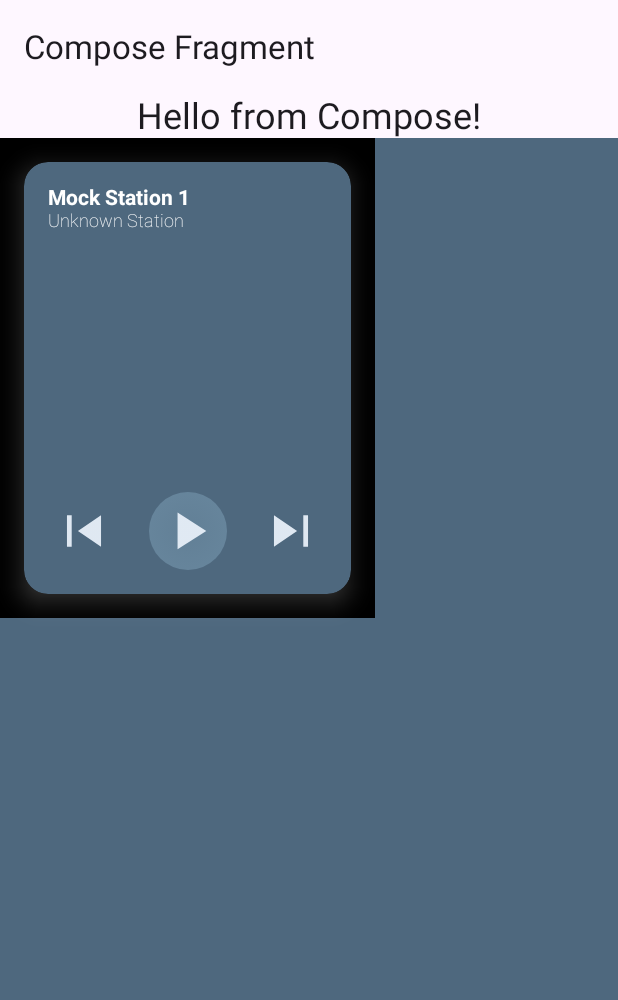
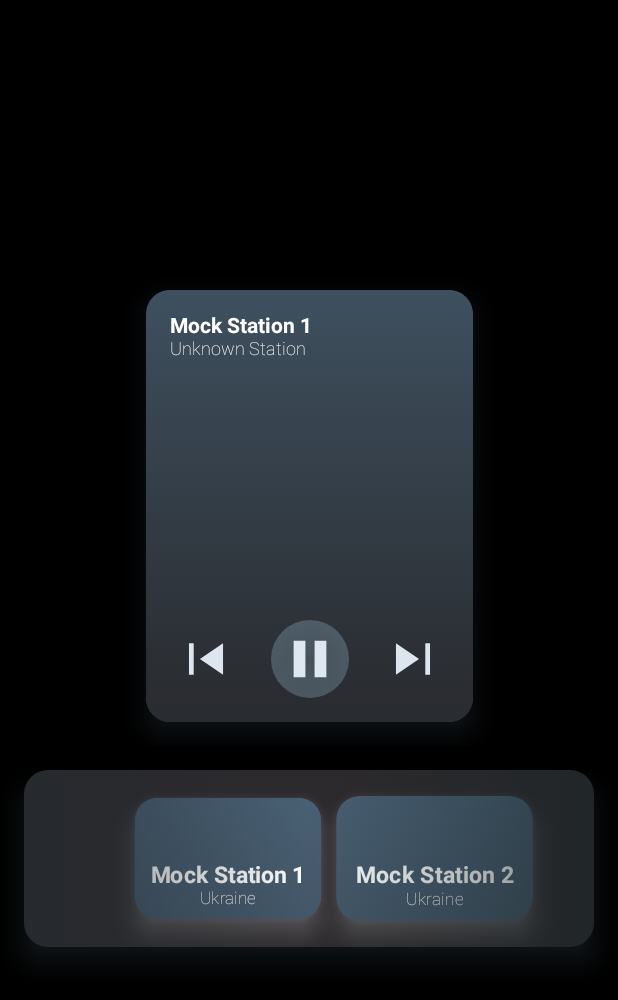
Before and after one commit to maestrovsmaster/RadioCar, an Android app built with Jetpack Compose: the @Preview function RadioScreenPreview, on a phone screen of 412 x 824 dp. Shown: the top 1000 px of the screen. Run offline under Robolectric (Android 15) with nearby library versions, the phone set to English and light mode, and no system bars; our stand-ins replace Dagger/Hilt's generated code; pictures from the network do not load.

Commit message:
gallery [wip]

```diff
--- a/app/src/main/java/com/maestrovs/radiocar/ui/app/radio_fragment/radio_screen/RadioScreen.kt
+++ b/app/src/main/java/com/maestrovs/radiocar/ui/app/radio_fragment/radio_screen/RadioScreen.kt
@@ -16,6 +16,7 @@ import androidx.compose.runtime.Composable
 import androidx.compose.runtime.getValue
 import androidx.compose.ui.Alignment
 import androidx.compose.ui.Modifier
+import androidx.compose.ui.graphics.Color
 import androidx.compose.ui.tooling.preview.Preview
 import androidx.compose.ui.unit.sp
 import androidx.lifecycle.compose.collectAsStateWithLifecycle
@@ -24,6 +25,7 @@ import com.maestrovs.radiocar.manager.PlayerStateManager
 import com.maestrovs.radiocar.ui.app.radio_fragment.radio_screen.widget.MediumPlayerWidget
 
 import com.maestrovs.radiocar.ui.app.radio_fragment.radio_screen.widget.MiniPlayerWidget
+import com.maestrovs.radiocar.ui.app.radio_fragment.radio_screen.widget.gallery.widgets.StationsListWidget
 import com.maestrovs.radiocar.ui.app.radio_fragment.ui_radio_view_model.RadioViewModel
 import com.maestrovs.radiocar.ui.app.radio_fragment.visualizer.AudioVisualizerScreen
 import com.maestrovs.radiocar.ui.app.ui.theme.primary
@@ -42,7 +44,8 @@ fun RadioScreen(
 
 
     Scaffold(
-        topBar = { TopAppBar(title = { Text("Compose Fragment") }) }
+        containerColor = Color.Black,
+     //   topBar = { TopAppBar(title = { Text("Compose Fragment") }) }
     ) { padding ->
         Column(
             modifier = Modifier
@@ -51,20 +54,21 @@ fun RadioScreen(
             horizontalAlignment = Alignment.CenterHorizontally,
             verticalArrangement = Arrangement.Center
         ) {
-            Text(text = "Hello from Compose!", fontSize = 24.sp)
 
-            if(playerState.audioSessionId != null){
-                Log.d("RadioScreen","AudioSessionId = ${playerState.audioSessionId}")
-             //   AudioVisualizerScreen(audioSessionId = playerState.audioSessionId!!)
-            }
+            // Плеєр внизу
+            MediumPlayerWidget(viewModel = viewModel)
 
-            Box(modifier = Modifier.fillMaxSize().background(color = primary)) {
+            StationsListWidget(RadioViewModel(
+                FakeStationRepository()
+            ))
+
                 // Основний UI
               //  AudioVisualizerScreen(audioSessionId: Int)
 
-                // Плеєр внизу
-                MediumPlayerWidget(viewModel = viewModel)
-            }
+
+
+
+
         }
     }
 }
--- a/app/src/main/java/com/maestrovs/radiocar/ui/app/radio_fragment/radio_screen/widget/MediumPlayerWidget.kt
+++ b/app/src/main/java/com/maestrovs/radiocar/ui/app/radio_fragment/radio_screen/widget/MediumPlayerWidget.kt
@@ -36,6 +36,8 @@ import com.maestrovs.radiocar.R
 import com.maestrovs.radiocar.data.repository.mock.FakeStationRepository
 import com.maestrovs.radiocar.manager.PlayerStateManager
 import com.maestrovs.radiocar.ui.app.radio_fragment.radio_screen.RadioScreen
+import com.maestrovs.radiocar.ui.app.radio_fragment.radio_screen.widget.widgets.BackgroundCover
+import com.maestrovs.radiocar.ui.app.radio_fragment.radio_screen.widget.widgets.ControlBackground
 import com.maestrovs.radiocar.ui.app.radio_fragment.ui_radio_view_model.RadioViewModel
 import com.maestrovs.radiocar.ui.app.radio_fragment.visualizer.AudioVisualizerScreen
 import com.maestrovs.radiocar.ui.app.radio_fragment.widgets.DynamicShadowCard
@@ -56,7 +58,7 @@ fun MediumPlayerWidget(
     // if (playerState.currentStation == null) return // Не показуємо, якщо станції нема
 
 
-    Log.d("MiniPlayerWidget","MiniPlayerWidget stationGroup = ${playerState.currentGroup}")
+    Log.d("MiniPlayerWidget", "MiniPlayerWidget stationGroup = ${playerState.currentGroup}")
 
     Box(
         modifier = Modifier
@@ -67,16 +69,32 @@ fun MediumPlayerWidget(
         //contentAlignment = Alignment.Center
     ) {
 
-        DynamicShadowCard(modifier = Modifier
+        DynamicShadowCard(
+            modifier = Modifier
                 // .padding(16.dp)
-            .fillMaxSize(), contentColor = Color.White, backgroundColor = primary ) {
+                .fillMaxSize(), contentColor = primary, backgroundColor = primary
+        ) {
+
+             playerState.currentGroup?.favicon?.let{ imgUrl ->
+            Box(
+                modifier = Modifier
+                    .fillMaxSize()
+                    //.background(Color.Green)
+                    //.padding(bottom = 40.dp, top = 0.dp, )
+            ) {
+                 BackgroundCover(imageUrl = imgUrl)
+            }
 
 
+             }
 
+            ControlBackground()
 
             // Назва станції (внизу від кнопок)
             Column(
-                modifier = Modifier.align(Alignment.TopStart),
+                modifier = Modifier
+                    .align(Alignment.TopStart)
+                    .padding(16.dp),
                 horizontalAlignment = Alignment.Start
             ) {
                 Text(
@@ -93,17 +111,23 @@ fun MediumPlayerWidget(
                 )
             }
 
-            if(playerState.audioSessionId != null){
-                Box(modifier = Modifier.align(Alignment.BottomCenter).padding(bottom = 66.dp)
+            if (playerState.audioSessionId != null) {
+                Box(
+                    modifier = Modifier
+                        .align(Alignment.BottomCenter)
+                        .padding(bottom = 50.dp)
+                        .padding(16.dp)
                 ) {
                     AudioVisualizerScreen(audioSessionId = playerState.audioSessionId!!)
                 }
             }
 
 
-            Box(modifier = Modifier.align(Alignment.BottomCenter)
-            ) {
+
             PlayControlWidget(
+                modifier = Modifier
+                    .align(Alignment.BottomCenter)
+                    .padding(16.dp),
                 isPlaying = playerState.isPlaying,
                 isLoading = playerState.isBuffering,
                 onPrevClick = {
@@ -117,9 +141,8 @@ fun MediumPlayerWidget(
                 onNextClick = {
                     viewModel.next()
                 })
+
         }
-        }
-
 
 
     }
@@ -127,7 +150,7 @@ fun MediumPlayerWidget(
 
 @Composable
 @Preview
-fun MediumPlayerWidgetPreview(){
+fun MediumPlayerWidgetPreview() {
 
     MediumPlayerWidget(
         RadioViewModel(
--- /dev/null
+++ b/app/src/main/java/com/maestrovs/radiocar/ui/app/radio_fragment/radio_screen/widget/gallery/widgets/CenteredCarousel.kt
@@ -0,0 +1,149 @@
+package com.maestrovs.radiocar.ui.app.radio_fragment.radio_screen.widget.gallery.widgets
+
+import androidx.compose.foundation.clickable
+import androidx.compose.foundation.layout.Arrangement
+import androidx.compose.foundation.layout.Box
+import androidx.compose.foundation.layout.PaddingValues
+import androidx.compose.foundation.layout.fillMaxSize
+import androidx.compose.foundation.layout.fillMaxWidth
+import androidx.compose.foundation.layout.height
+import androidx.compose.foundation.layout.padding
+import androidx.compose.foundation.layout.width
+import androidx.compose.foundation.lazy.LazyRow
+import androidx.compose.foundation.lazy.itemsIndexed
+import androidx.compose.foundation.lazy.rememberLazyListState
+import androidx.compose.runtime.Composable
+import androidx.compose.runtime.LaunchedEffect
+import androidx.compose.runtime.rememberCoroutineScope
+import androidx.compose.runtime.snapshotFlow
+import androidx.compose.ui.Alignment
+import androidx.compose.ui.Modifier
+import androidx.compose.ui.graphics.graphicsLayer
+import androidx.compose.ui.hapticfeedback.HapticFeedbackType
+import androidx.compose.ui.platform.LocalHapticFeedback
+import androidx.compose.ui.tooling.preview.Preview
+import androidx.compose.ui.unit.Dp
+import androidx.compose.ui.unit.dp
+import com.maestrovs.radiocar.data.entities.radio.StationGroup
+import com.maestrovs.radiocar.data.entities.radio.StationStream
+import kotlinx.coroutines.flow.distinctUntilChanged
+import kotlinx.coroutines.launch
+
+/**
+ * Created by maestromaster$ on 13/02/2025$.
+ */
+
+@Composable
+fun CenteredCarousel(
+    items: List<StationGroup>, // (imageUrl, title)
+    modifier: Modifier = Modifier,
+    itemHeight: Dp = 120.dp,
+    itemWidth: Dp = 140.dp,
+    onItemClick: (StationGroup) -> Unit
+) {
+    val listState = rememberLazyListState()
+    val coroutineScope = rememberCoroutineScope()
+    val haptic = LocalHapticFeedback.current // Вібрація
+
+    Box(modifier = modifier
+        .height(itemHeight * 1.5f)
+        .padding(top = 16.dp, bottom = 16.dp)) {
+        LazyRow(
+            state = listState,
+            contentPadding = PaddingValues(horizontal = (itemWidth / 2)),
+            horizontalArrangement = Arrangement.spacedBy(4.dp),
+            verticalAlignment = Alignment.CenterVertically,
+            modifier = Modifier.fillMaxSize()
+        ) {
+            itemsIndexed(items) { index, item ->
+                val layoutInfo = listState.layoutInfo
+                val viewportCenter = layoutInfo.viewportEndOffset / 2
+                val itemInfo = layoutInfo.visibleItemsInfo.firstOrNull { it.index == index }
+
+                // Відстань елемента від центру
+                val distanceFromCenter = itemInfo?.let {
+                    ((it.offset + it.size / 2) - viewportCenter).toFloat()
+                } ?: 0f
+
+                // Масштабування з меншим зменшенням (мінімум 0.8)
+                val scaleFactor =
+                    1f - (kotlin.math.abs(distanceFromCenter * 0.1f) / viewportCenter).coerceIn(
+                        0f,
+                        0.3f
+                    )
+
+                Box(
+                    modifier = Modifier
+                        .width(itemWidth * scaleFactor)
+                        .height(itemHeight * scaleFactor)
+                        //.clip(RoundedCornerShape(16.dp))
+                        //.background(Color.Green)
+                        .align(Alignment.Center)
+                        //  .align(Alignment.Vertical) // Центруємо по вертикалі
+                        .clickable {
+                            coroutineScope.launch {
+                                listState.animateScrollToItem(index)
+                            }
+                        }
+                        .graphicsLayer(
+                            scaleX = scaleFactor,
+                            scaleY = scaleFactor
+                        )
+                ) {
+                    StationGroupItem(
+                        item = item,
+                        onItemClick = onItemClick
+                    )
+                }
+            }
+        }
+    }
+
+
+    LaunchedEffect(listState) {
+        snapshotFlow { listState.firstVisibleItemIndex }
+            .distinctUntilChanged()
+            .collect {
+                haptic.performHapticFeedback(HapticFeedbackType.LongPress)
+            }
+    }
+}
+
+
+@Preview
+@Composable
+fun CenteredCarouselPreview() {
+    val sampleItems = listOf(
+        StationGroup(
+            name = "Test",
+            streams = listOf<StationStream>(),
+            favicon = "https://encrypted-tbn0.gstatic.com/images?q=tbn:ANd9GcSPZ-WDFZ5Pz-lBPZj9GSU2LbBSEmlTVOtRmQ&s"
+        ),
+        StationGroup(
+            name = "Test",
+            streams = listOf<StationStream>(),
+            favicon = "https://encrypted-tbn0.gstatic.com/images?q=tbn:ANd9GcSPZ-WDFZ5Pz-lBPZj9GSU2LbBSEmlTVOtRmQ&s"
+        ),
+        StationGroup(
+            name = "Test",
+            streams = listOf<StationStream>(),
+            favicon = "https://encrypted-tbn0.gstatic.com/images?q=tbn:ANd9GcSPZ-WDFZ5Pz-lBPZj9GSU2LbBSEmlTVOtRmQ&s"
+        ),
+        StationGroup(
+            name = "Test",
+            streams = listOf<StationStream>(),
+            favicon = "https://encrypted-tbn0.gstatic.com/images?q=tbn:ANd9GcSPZ-WDFZ5Pz-lBPZj9GSU2LbBSEmlTVOtRmQ&s"
+        ),
+        StationGroup(
+            name = "Test",
+            streams = listOf<StationStream>(),
+            favicon = "https://encrypted-tbn0.gstatic.com/images?q=tbn:ANd9GcSPZ-WDFZ5Pz-lBPZj9GSU2LbBSEmlTVOtRmQ&s"
+        )
+    )
+
+    CenteredCarousel(items = sampleItems, modifier = Modifier.fillMaxWidth(), onItemClick = {
+
+
+    })
+
+}
--- /dev/null
+++ b/app/src/main/java/com/maestrovs/radiocar/ui/app/radio_fragment/radio_screen/widget/gallery/widgets/StationGroupItem.kt
@@ -0,0 +1,125 @@
+package com.maestrovs.radiocar.ui.app.radio_fragment.radio_screen.widget.gallery.widgets
+
+import androidx.compose.foundation.background
+import androidx.compose.foundation.clickable
+import androidx.compose.foundation.layout.Box
+import androidx.compose.foundation.layout.Column
+import androidx.compose.foundation.layout.fillMaxSize
+import androidx.compose.foundation.layout.padding
+import androidx.compose.material3.Text
+import androidx.compose.runtime.Composable
+import androidx.compose.ui.Alignment
+import androidx.compose.ui.Modifier
+import androidx.compose.ui.graphics.Brush
+import androidx.compose.ui.graphics.Color
+import androidx.compose.ui.text.font.FontWeight
+import androidx.compose.ui.tooling.preview.Preview
+import androidx.compose.ui.unit.dp
+import androidx.compose.ui.unit.sp
+import com.maestrovs.radiocar.data.entities.radio.StationGroup
+import com.maestrovs.radiocar.data.entities.radio.StationStream
+import com.maestrovs.radiocar.ui.app.radio_fragment.radio_screen.widget.widgets.BackgroundCover
+import com.maestrovs.radiocar.ui.app.radio_fragment.widgets.DynamicShadowCard
+import com.maestrovs.radiocar.ui.app.ui.theme.primary
+import kotlinx.coroutines.launch
+
+/**
+ * Created by maestromaster$ on 13/02/2025$.
+ */
+
+@Composable
+fun StationGroupItem(
+    item: StationGroup,
+    onItemClick: (StationGroup) -> Unit
+    ) {
+
+
+    Box(
+        modifier = Modifier.fillMaxSize()
+            .clickable {
+                onItemClick(item)
+            }
+            //.width(250.dp)
+            //.height(320.dp)
+            //.background(Color.Black)
+            //.padding(16.dp)
+            ,
+        //contentAlignment = Alignment.Center
+    ) {
+
+        DynamicShadowCard(
+            modifier = Modifier
+                // .padding(16.dp)
+                .fillMaxSize(), contentColor = Color.White, backgroundColor = primary
+        ) {
+
+            item.favicon?.let{ imgUrl ->
+                Box(
+                    modifier = Modifier
+                        .fillMaxSize()
+                    //.background(Color.Green)
+                    //.padding(bottom = 40.dp, top = 0.dp, )
+                ) {
+                    BackgroundCover(imageUrl = imgUrl)
+                }
+
+
+            }
+
+            Box(
+                modifier = Modifier.fillMaxSize()
+                    .background(
+                        brush = Brush.verticalGradient(
+                            colors = listOf(
+                                Color(0x3C3A4A57),
+                                Color(0x8F27272A),
+                                Color(0xFF1E2A34)
+                            ),
+                            startY = 0f,
+                            endY = 800f
+                        )
+                    )
+            )
+
+            // Назва станції (внизу від кнопок)
+            Column(
+                modifier = Modifier
+                    .align(Alignment.BottomCenter)
+                    .padding(8.dp),
+                horizontalAlignment = Alignment.CenterHorizontally
+            ) {
+                Text(
+                    text = item.name ?: "Unknown Station",
+                    fontSize = 16.sp,
+                    fontWeight = FontWeight.Bold,
+                    color = Color.White,
+                    maxLines = 1
+                )
+                Text(
+                    text = "Ukraine",
+                    fontSize = 12.sp,
+                    fontWeight = FontWeight.Thin,
+                    color = Color.White
+                )
+            }
+
+
+
+
+        }
+
+
+    }
+}
+
+@Composable
+@Preview
+fun StationGroupItemPreview() {
+
+    StationGroupItem(item = StationGroup(
+        name = "Test FM",
+        streams = listOf<StationStream>(),
+        favicon = "https://encrypted-tbn0.gstatic.com/images?q=tbn:ANd9GcSPZ-WDFZ5Pz-lBPZj9GSU2LbBSEmlTVOtRmQ&s"
+    ), onItemClick = {})
+
+}
--- /dev/null
+++ b/app/src/main/java/com/maestrovs/radiocar/ui/app/radio_fragment/radio_screen/widget/gallery/widgets/StationsListWidget.kt
@@ -0,0 +1,101 @@
+package com.maestrovs.radiocar.ui.app.radio_fragment.radio_screen.widget.gallery.widgets
+
+import androidx.compose.foundation.background
+import androidx.compose.foundation.layout.Box
+import androidx.compose.foundation.layout.Column
+import androidx.compose.foundation.layout.fillMaxSize
+import androidx.compose.foundation.layout.fillMaxWidth
+import androidx.compose.foundation.layout.height
+import androidx.compose.foundation.layout.padding
+import androidx.compose.material3.Text
+import androidx.compose.runtime.Composable
+import androidx.compose.runtime.getValue
+import androidx.compose.ui.Alignment
+import androidx.compose.ui.Modifier
+import androidx.compose.ui.graphics.Brush
+import androidx.compose.ui.graphics.Color
+import androidx.compose.ui.text.font.FontWeight
+import androidx.compose.ui.tooling.preview.Preview
+import androidx.compose.ui.unit.dp
+import androidx.compose.ui.unit.sp
+import androidx.lifecycle.compose.collectAsStateWithLifecycle
+import com.maestrovs.radiocar.data.entities.radio.StationGroup
+import com.maestrovs.radiocar.data.entities.radio.StationStream
+import com.maestrovs.radiocar.data.repository.mock.FakeStationRepository
+import com.maestrovs.radiocar.manager.PlayerStateManager
+import com.maestrovs.radiocar.ui.app.radio_fragment.radio_screen.widget.widgets.BackgroundCover
+import com.maestrovs.radiocar.ui.app.radio_fragment.ui_radio_view_model.RadioViewModel
+import com.maestrovs.radiocar.ui.app.radio_fragment.widgets.DynamicShadowCard
+import com.maestrovs.radiocar.ui.app.ui.theme.primary
+import com.maestrovs.radiocar.ui.app.ui.theme.primaryDark
+
+/**
+ * Created by maestromaster$ on 13/02/2025$.
+ */
+
+@Composable
+fun StationsListWidget(
+    viewModel: RadioViewModel
+    ) {
+
+    val playerState by PlayerStateManager.playerState.collectAsStateWithLifecycle()
+    Box(
+        modifier = Modifier.fillMaxWidth()
+            //.width(250.dp)
+            .height(150.dp)
+            .background(Color.Black)
+            .padding(16.dp)
+            ,
+        //contentAlignment = Alignment.Center
+    ) {
+
+        DynamicShadowCard(
+            modifier = Modifier
+                // .padding(16.dp)
+                .fillMaxSize(), contentColor = primary, backgroundColor = primaryDark
+        ) {
+
+
+
+            CenteredCarousel(items = playerState.stationGroups, modifier = Modifier.fillMaxWidth(), onItemClick = {
+                viewModel.playGroup(it)
+
+            })
+
+
+
+            Box(
+                modifier = Modifier.fillMaxSize()
+                    .background(
+                        brush = Brush.horizontalGradient(
+                            colors = listOf(
+                                Color(0x9221292F),
+                                Color(0x0327272A),
+                                Color(0x90182325)
+                            ),
+                            //startY = 0f,
+                           // endY = 800f
+                        )
+                    )
+            )
+
+
+
+
+
+
+        }
+
+
+    }
+}
+
+@Composable
+@Preview
+fun StationsListWidgetPreview() {
+
+    StationsListWidget(RadioViewModel(
+        FakeStationRepository()
+    ))
+
+}
--- /dev/null
+++ b/app/src/main/java/com/maestrovs/radiocar/ui/app/radio_fragment/radio_screen/widget/widgets/BackgroundCover.kt
@@ -0,0 +1,61 @@
+package com.maestrovs.radiocar.ui.app.radio_fragment.radio_screen.widget.widgets
+
+/**
+ * Created by maestromaster$ on 13/02/2025$.
+ */
+
+import android.graphics.drawable.Drawable
+import androidx.compose.animation.core.*
+import androidx.compose.foundation.Image
+import androidx.compose.foundation.layout.*
+import androidx.compose.runtime.*
+import androidx.compose.ui.Modifier
+import androidx.compose.ui.draw.alpha
+import androidx.compose.ui.graphics.asImageBitmap
+import androidx.compose.ui.layout.ContentScale
+import androidx.compose.ui.platform.LocalContext
+import androidx.compose.ui.unit.dp
+import com.bumptech.glide.Glide
+import com.bumptech.glide.request.target.CustomTarget
+import com.bumptech.glide.request.transition.Transition
+
+@Composable
+fun BackgroundCover(
+    imageUrl: String,
+    modifier: Modifier = Modifier.fillMaxSize()
+) {
+    val context = LocalContext.current
+    var imageBitmap by remember { mutableStateOf<android.graphics.Bitmap?>(null) }
+
+    // Плавна анімація появи
+    val alphaAnim by animateFloatAsState(
+        targetValue = if (imageBitmap != null) 1f else 0f,
+        animationSpec = tween(durationMillis = 800, easing = FastOutSlowInEasing),
+        label = "fade-in"
+    )
+
+    // Завантажуємо зображення через Glide
+    LaunchedEffect(imageUrl) {
+        Glide.with(context)
+            .asBitmap()
+            .load(imageUrl)
+            .into(object : CustomTarget<android.graphics.Bitmap>() {
+                override fun onResourceReady(resource: android.graphics.Bitmap, transition: Transition<in android.graphics.Bitmap>?) {
+                    imageBitmap = resource
+                }
+                override fun onLoadCleared(placeholder: Drawable?) {
+                    imageBitmap = null
+                }
+            })
+    }
+
+    // Малюємо фон, якщо картинка завантажена
+    imageBitmap?.let { bitmap ->
+        Image(
+            bitmap = bitmap.asImageBitmap(),
+            contentDescription = null,
+            modifier = modifier.alpha(alphaAnim),
+            contentScale = ContentScale.Crop
+        )
+    }
+}
--- /dev/null
+++ b/app/src/main/java/com/maestrovs/radiocar/ui/app/radio_fragment/radio_screen/widget/widgets/ControlBackground.kt
@@ -0,0 +1,42 @@
+package com.maestrovs.radiocar.ui.app.radio_fragment.radio_screen.widget.widgets
+
+import androidx.compose.foundation.background
+import androidx.compose.foundation.layout.Box
+import androidx.compose.foundation.layout.fillMaxSize
+import androidx.compose.runtime.Composable
+import androidx.compose.runtime.ComposeCompilerApi
+import androidx.compose.ui.Modifier
+import androidx.compose.ui.graphics.Brush
+import androidx.compose.ui.graphics.Color
+import androidx.compose.ui.tooling.preview.Preview
+import androidx.compose.ui.unit.dp
+
+/**
+ * Created by maestromaster$ on 13/02/2025$.
+ */
+
+@Composable
+fun ControlBackground()
+{
+    Box(
+        modifier = Modifier.fillMaxSize()
+            .background(
+                brush = Brush.verticalGradient(
+                    colors = listOf(
+                        Color(0xCE3A4A57),
+                        Color(0xE927272A),
+                        Color(0xFF1E2A34)
+                    ),
+                    startY = 0f,
+                    endY = 800f
+                )
+            )
+    )
+
+}
+
+@Preview
+@Composable
+fun ControlBackgroundPreview(){
+    ControlBackground()
+}
--- a/app/src/main/java/com/maestrovs/radiocar/ui/app/radio_fragment/widgets/DynamicShadowCard.kt
+++ b/app/src/main/java/com/maestrovs/radiocar/ui/app/radio_fragment/widgets/DynamicShadowCard.kt
@@ -34,7 +34,7 @@ fun DynamicShadowCard(modifier: Modifier = Modifier,
                 spotColor = shadowColor
             )
             .background(backgroundColor, shape = RoundedCornerShape(16.dp))
-            .padding(16.dp)
+
     ) {
         content()
     }
--- a/app/src/main/java/com/maestrovs/radiocar/ui/app/radio_fragment/widgets/PlayControlWidget.kt
+++ b/app/src/main/java/com/maestrovs/radiocar/ui/app/radio_fragment/widgets/PlayControlWidget.kt
@@ -32,6 +32,7 @@ import com.maestrovs.radiocar.ui.app.ui.theme.baseBlueLight
 
 @Composable
 fun PlayControlWidget(
+    modifier: Modifier = Modifier,
     isPlaying: Boolean,
     isLoading: Boolean = false,
     onPrevClick: () -> Unit,
@@ -41,7 +42,7 @@ fun PlayControlWidget(
     Row(
         verticalAlignment = Alignment.CenterVertically,
         horizontalArrangement = Arrangement.SpaceBetween,
-        modifier = Modifier.fillMaxWidth()
+        modifier = modifier.fillMaxWidth()
     ) {
 
         val tintColor = baseBlueLight.copy(alpha = 0.95f)
```
Also changed, not shown: app/src/main/java/com/maestrovs/radiocar/ui/app/radio_fragment/visualizer/AudioSpectrumBarGraphMini.kt (+45 -3 lines). Lines whose indentation alone changed are shown as unchanged.
